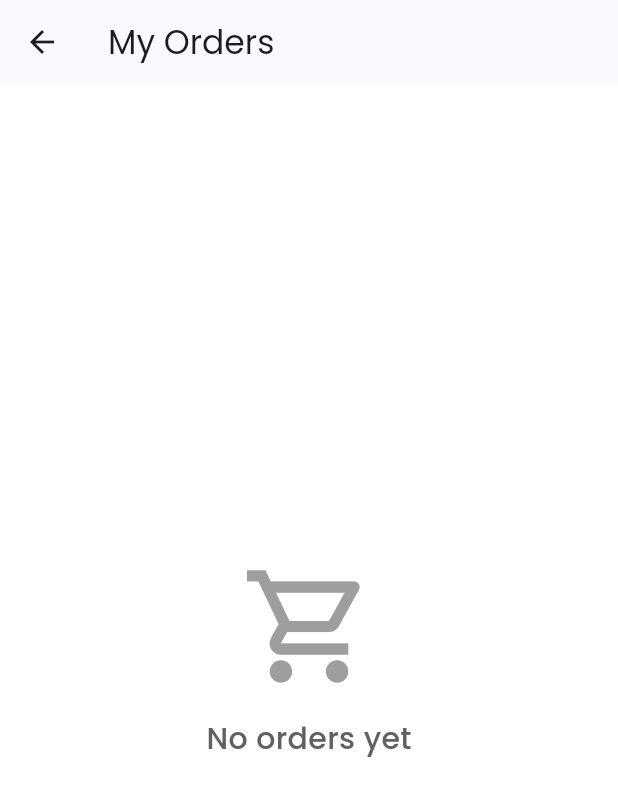
After one commit to osamaabdo536/swift_cart, a Flutter app: the Profile screen opened directly, after a tap on "orders", on a phone screen of 412 x 824 dp. The commit adds this screen. Shown: the top 796 px of the screen. Run offline on Flutter 3.47's test engine with Material 3 defaults, Android fonts, the phone set to English and light mode, and no system bars; our stand-ins replace bloc, dio, flutter_bloc, flutter_image_slideshow, flutter_secure_storage, flutter_svg; missing offline and left inert: carousel_slider_plus; accounts and stored records are empty; network calls fail; statements that could not run were skipped.

Commit message:
Added orders page.

```diff
--- a/lib/core/network/api_constants.dart
+++ b/lib/core/network/api_constants.dart
@@ -16,7 +16,4 @@ class ApiConstants {
   static const String categoriesEndPoint = 'categories';
   /////Categories/////
 
-  //temp token
-  // static const String token =
-  //     "eyJhbGciOiJIUzI1NiIsInR5cCI6IkpXVCJ9.eyJpZCI6IjY5YjViZDI0ZTJmYjI0Y2Y2YTYwNzM5NSIsIm5hbWUiOiJTYW5hYSBBbWVyIEFsaSIsInJvbGUiOiJ1c2VyIiwiaWF0IjoxNzczNjE1ODgyLCJleHAiOjE3ODEzOTE4ODJ9.KwRcWDzJ195du5yT9fHfbiqeOEecb-3BJ_P5firtd78";
 }
--- /dev/null
+++ b/lib/features/order/cubit/orders_cubit.dart
@@ -0,0 +1,13 @@
+// features/orders/cubit/orders_cubit.dart
+import 'package:bloc/bloc.dart';
+import '../model/order_model.dart';
+
+class OrdersCubit extends Cubit<List<OrderModel>> {
+  OrdersCubit() : super([]);
+
+  void addOrder(OrderModel order) {
+    state.add(order);
+    emit(List.from(state));
+
+  }
+}
--- /dev/null
+++ b/lib/features/order/model/order_model.dart
@@ -0,0 +1,24 @@
+// features/orders/model/order_model.dart
+
+
+import 'package:swift_cart/features/cart/model/cart_model.dart';
+
+class OrderModel {
+  final String id;
+  final List<CartItemModel> items;
+  final String phone;
+  final String address;
+  final String? notes;
+  final DateTime dateTime;
+  final double totalPrice;
+
+  OrderModel({
+    required this.id,
+    required this.items,
+    required this.phone,
+    required this.address,
+    this.notes,
+    required this.dateTime,
+    required this.totalPrice,
+  });
+}
--- /dev/null
+++ b/lib/features/order/orders_page.dart
@@ -0,0 +1,54 @@
+// features/orders/orders_page.dart
+import 'package:flutter/material.dart';
+import 'package:flutter_bloc/flutter_bloc.dart';
+import 'package:swift_cart/features/order/order_card.dart';
+import 'cubit/orders_cubit.dart';
+import 'model/order_model.dart';
+
+class OrdersPage extends StatelessWidget {
+  const OrdersPage({super.key});
+
+  @override
+  Widget build(BuildContext context) {
+    return Scaffold(
+      appBar: AppBar(title: const Text("My Orders")),
+      body: BlocBuilder<OrdersCubit, List<OrderModel>>(
+        builder: (context, orders) {
+          if (orders.isEmpty) {
+            return Center(
+                  child: Column(
+                    mainAxisAlignment: MainAxisAlignment.center,
+                    crossAxisAlignment: CrossAxisAlignment.center,
+                    children: [
+                      Icon(
+                        Icons.shopping_cart_outlined,
+                        size: 90,
+                        color: Colors.grey,
+                      ),
+                      const SizedBox(height: 16),
+                      Text(
+                        'No orders yet',
+                        style: TextStyle(
+                          fontSize: 20,
+                          fontWeight: FontWeight.w500,
+                          color: Colors.grey[700],
+                        ),
+                      ),
+                    ],
+                  ),
+                );
+          }
+
+          return ListView.builder(
+            padding: const EdgeInsets.all(16),
+            itemCount: orders.length,
+            itemBuilder: (context, index) {
+              final order = orders[index];
+              return OrderCard(order: order);
+            },
+          );
+        },
+      ),
+    );
+  }
+}
--- a/lib/features/profile/profile.dart
+++ b/lib/features/profile/profile.dart
@@ -5,6 +5,8 @@ import 'package:swift_cart/core/resources/app_colors.dart';
 import 'package:swift_cart/features/auth/presentation/cubit/auth_cubit.dart';
 import 'package:swift_cart/features/auth/presentation/cubit/auth_state.dart';
 import 'package:swift_cart/features/auth/login.dart';
+
+import '../order/orders_page.dart';
 
 class Profile extends StatelessWidget {
   const Profile({super.key});
@@ -97,7 +99,22 @@ class Profile extends StatelessWidget {
                           label: 'Email',
                           value: email,
                         ),
-                         const SizedBox(height: 240),
+                        GestureDetector(
+                          onTap: () {
+                            Navigator.push(
+                              context,
+                              MaterialPageRoute(
+                                builder: (context) => const OrdersPage(),
+                              ),
+                            );
+                          },
+                          child: _buildInfoField(
+                            icon: Icons.shopping_bag_outlined,
+                            label: 'orders',
+                            value: "My Orders",
+                          ),
+                        ),
+                         const SizedBox(height: 120),
 
                       ],
                     ),
--- a/lib/main.dart
+++ b/lib/main.dart
@@ -4,6 +4,7 @@ import 'package:flutter_bloc/flutter_bloc.dart';
 import 'package:swift_cart/features/cart/cubit/cart_cubit.dart';
 import 'package:swift_cart/features/favorite/cubit/favorite_cubit.dart';
 import 'core/utils/bloc_observer.dart';
+import 'features/order/cubit/orders_cubit.dart';
 import 'my_app.dart';
 
 void main() {
@@ -14,6 +15,7 @@ void main() {
       providers: [
         BlocProvider(create: (_) => FavoriteCubit()),
         BlocProvider(create: (_) => CartCubit()..getCart()),
+        BlocProvider(create: (_) => OrdersCubit()),
       ],
       child: const MyApp(),
     ),
```
Also changed, not shown: lib/features/auth/register.dart (+13 -3 lines), lib/features/cart/checkout_dialog.dart (+33 -12 lines), lib/features/order/order_card.dart (added, +88 -0 lines).
